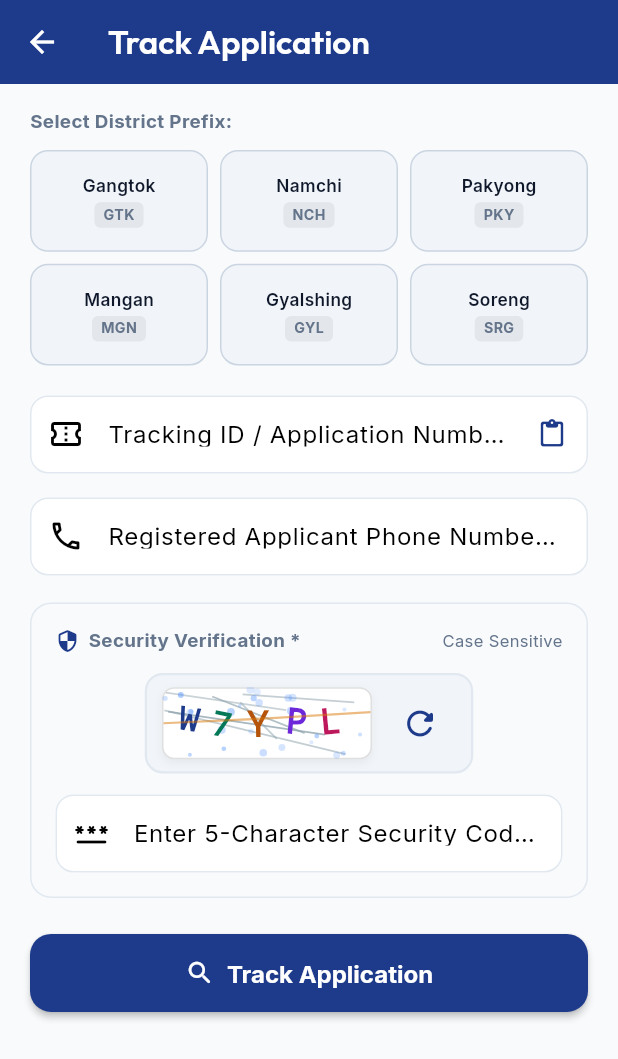
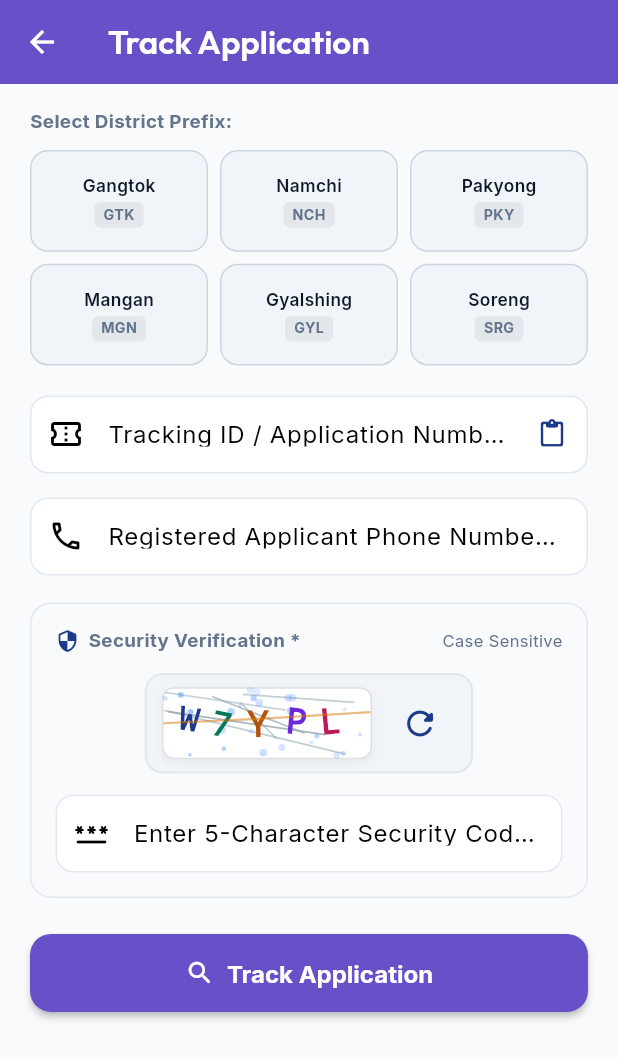
Before and after one commit to pranaigiri/nyaya-saathi-ui, a Flutter app: the UnauthHomeScreen screen opened directly, after a tap on "Track Application", on a phone screen of 412 x 824 dp. Shown: the top 1059 px of the screen. Run offline on Flutter 3.47's test engine with Material 3 defaults, Android fonts, the phone set to English and light mode, and no system bars; our stand-ins replace camera, file_picker, firebase_core, firebase_messaging, flutter_dotenv, flutter_local_notifications and 5 more; accounts and stored records are empty.

Commit message:
UI Updates

```diff
--- a/lib/screens/citizen/tabs/home_tab.dart
+++ b/lib/screens/citizen/tabs/home_tab.dart
@@ -70,13 +70,14 @@ class _HomeTabState extends State<HomeTab> {
             const SizedBox(height: 24),
           ],
 
-          // One Tap Eligibility Check
+          // One Tap Eligibility Check (outlined, compact)
           _buildActionCard(
             context,
             title: context.tr("one_tap_eligibility_check"),
             subtitle: "Quick 1-minute check to see if you qualify for free legal aid",
             icon: Icons.fact_check_rounded,
-            gradientColors: [const Color(0xFF0D9488), const Color(0xFF14B8A6)],
+            gradientColors: [const Color(0xFF0F9D78), const Color(0xFF34D399)],
+            outlinedColor: const Color(0xFF0F9D78),
             onTap: () {
               EligibilityCheckModal.show(context);
             },
@@ -98,7 +99,7 @@ class _HomeTabState extends State<HomeTab> {
             title: context.tr("track_application"),
             subtitle: "Instant status check using Application Number & Phone",
             icon: Icons.location_searching_rounded,
-            gradientColors: [const Color(0xFF0F766E), const Color(0xFF0D9488)],
+            gradientColors: [const Color(0xFF6750C8), const Color(0xFF8B7CE0)],
             onTap: () {
               Navigator.push(
                 context,
@@ -118,7 +119,58 @@ class _HomeTabState extends State<HomeTab> {
     required IconData icon,
     required List<Color> gradientColors,
     required VoidCallback onTap,
+    Color? outlinedColor,
   }) {
+    final isDark = Theme.of(context).brightness == Brightness.dark;
+
+    if (outlinedColor != null) {
+      // Compact outlined variant for secondary actions
+      return InkWell(
+        onTap: onTap,
+        borderRadius: BorderRadius.circular(14),
+        child: Container(
+          padding: const EdgeInsets.symmetric(horizontal: 14, vertical: 10),
+          decoration: BoxDecoration(
+            borderRadius: BorderRadius.circular(14),
+            border: Border.all(color: outlinedColor, width: 1.5),
+            color: outlinedColor.withValues(alpha: isDark ? 0.12 : 0.06),
+          ),
+          child: Row(
+            children: [
+              Icon(icon, color: outlinedColor, size: 20),
+              const SizedBox(width: 10),
+              Expanded(
+                child: Column(
+                  crossAxisAlignment: CrossAxisAlignment.start,
+                  children: [
+                    Text(
+                      title,
+                      style: TextStyle(
+                        fontSize: 13.5,
+                        fontWeight: FontWeight.bold,
+                        color: outlinedColor,
+                      ),
+                    ),
+                    const SizedBox(height: 1),
+                    Text(
+                      subtitle,
+                      maxLines: 1,
+                      overflow: TextOverflow.ellipsis,
+                      style: TextStyle(
+                        fontSize: 10.5,
+                        color: isDark ? AppColors.textSecondaryDark : AppColors.textSecondaryLight,
+                      ),
+                    ),
+                  ],
+                ),
+              ),
+              Icon(Icons.arrow_forward_ios, color: outlinedColor, size: 13),
+            ],
+          ),
+        ),
+      );
+    }
+
     return InkWell(
       onTap: onTap,
       borderRadius: BorderRadius.circular(18),
--- a/lib/screens/citizen/tracking_screen.dart
+++ b/lib/screens/citizen/tracking_screen.dart
@@ -27,6 +27,8 @@ class _TrackingScreenState extends State<TrackingScreen> {
   bool _isLoading = false;
   List<Map<String, String>> _recentSearches = [];
   String? _selectedDistrictCode;
+
+  static const Color _violet = Color(0xFF6750C8);
 
   static const String _prefKeyRecent = 'recent_case_tracking_list';
 
@@ -345,6 +347,9 @@ class _TrackingScreenState extends State<TrackingScreen> {
     return Scaffold(
       appBar: AppBar(
         title: Text(context.tr("track_application")),
+        backgroundColor: _violet,
+        foregroundColor: Colors.white,
+        iconTheme: const IconThemeData(color: Colors.white),
         leading: IconButton(
           icon: const Icon(Icons.arrow_back),
           onPressed: () => Navigator.pop(context),
@@ -381,11 +386,11 @@ class _TrackingScreenState extends State<TrackingScreen> {
                         padding: EdgeInsets.symmetric(horizontal: 4, vertical: 2),
                         child: Text(
                           "Reset",
-                          style: TextStyle(
-                            fontSize: 11.5,
-                            fontWeight: FontWeight.w600,
-                            color: AppColors.primaryBlue,
-                          ),
+                        style: TextStyle(
+                          fontSize: 11.5,
+                          fontWeight: FontWeight.w600,
+                          color: _violet,
+                        ),
                         ),
                       ),
                     ),
@@ -417,7 +422,7 @@ class _TrackingScreenState extends State<TrackingScreen> {
                       padding: const EdgeInsets.symmetric(horizontal: 4, vertical: 4),
                       decoration: BoxDecoration(
                         color: isSelected
-                            ? AppColors.primaryBlue.withValues(alpha: isDark ? 0.25 : 0.12)
+                            ? _violet.withValues(alpha: isDark ? 0.25 : 0.12)
                             : (isDark ? const Color(0xFF1E293B) : const Color(0xFFF1F5F9)),
                         borderRadius: BorderRadius.circular(12),
                         border: Border.all(
@@ -578,7 +583,7 @@ class _TrackingScreenState extends State<TrackingScreen> {
                 child: ElevatedButton(
                   onPressed: _isLoading ? null : _performTrack,
                   style: ElevatedButton.styleFrom(
-                    backgroundColor: AppColors.primaryBlue,
+                    backgroundColor: _violet,
                     foregroundColor: Colors.white,
                     shape: RoundedRectangleBorder(borderRadius: BorderRadius.circular(14)),
                     elevation: 2,
```
Also changed, not shown: lib/screens/citizen/unauth_home_screen.dart (+55 -2 lines).
